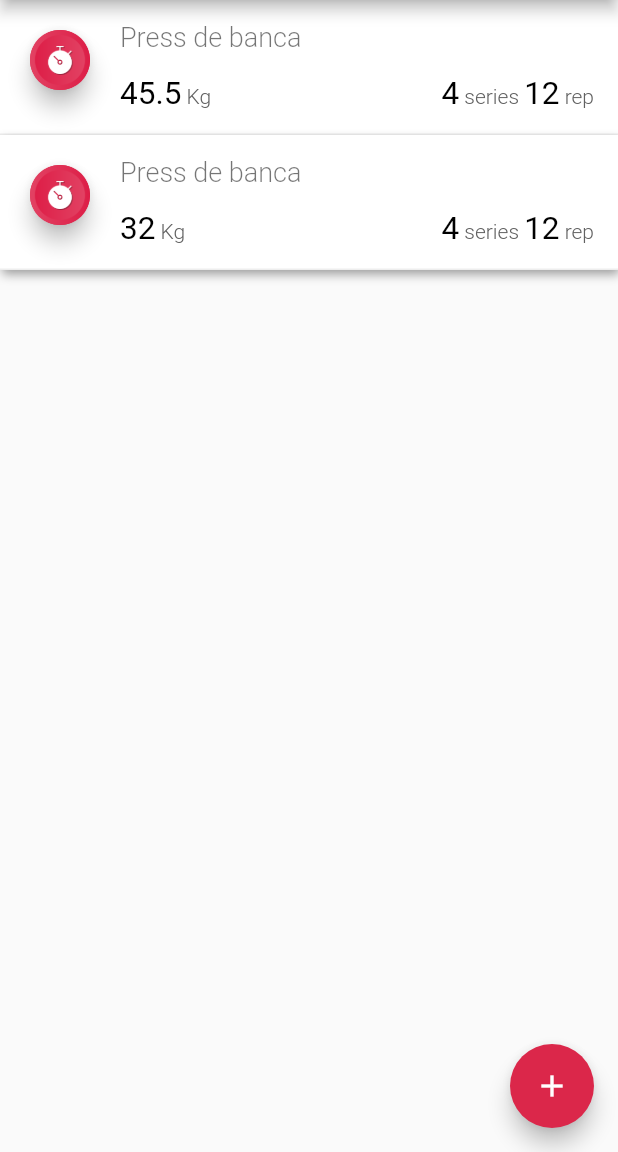
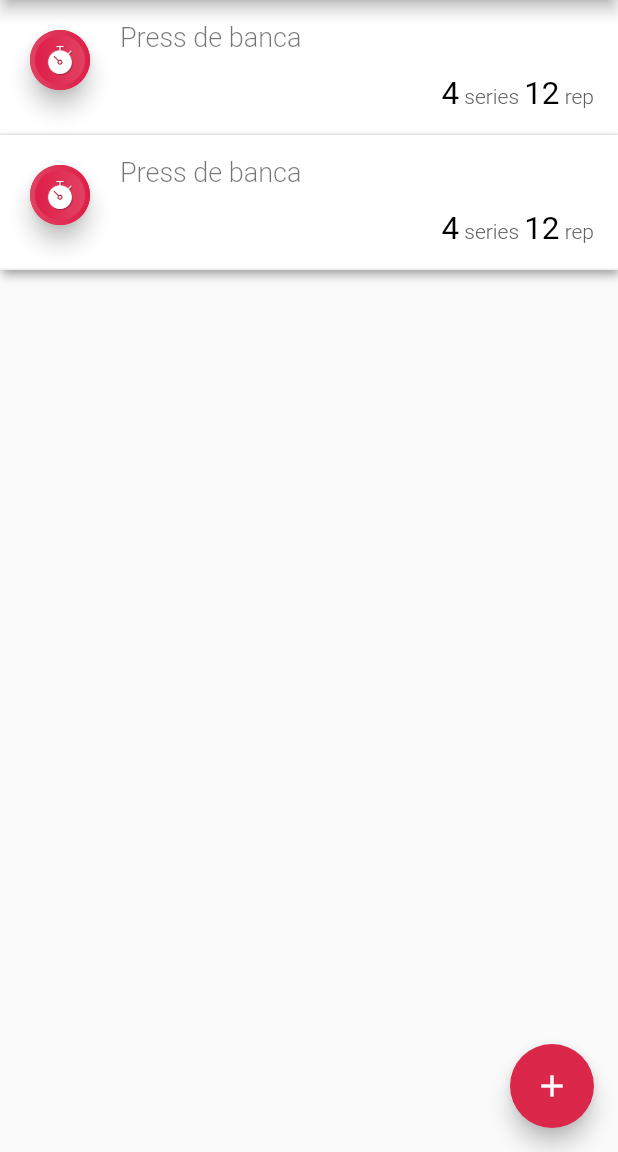
Before and after one commit to JordiiVidal/GYMControl, a Flutter app: the screen it shows after launch, on a phone screen of 412 x 824 dp, the part 84-1236 px from its top. Run offline on Flutter 3.47's test engine with Material 2 defaults, Android fonts, the phone set to English and light mode, and no system bars.

Commit message:
exercice without weight

```diff
--- a/lib/pages/exercice_list.dart
+++ b/lib/pages/exercice_list.dart
@@ -24,7 +24,7 @@ class _ExerciceListPageState extends State<ExerciceListPage>
   void initState() {
     super.initState();
     controller =
-        AnimationController(vsync: this, duration: Duration(seconds: 180));
+        AnimationController(vsync: this, duration: Duration(seconds: 60));
   }
 
   Widget _containerStart(int index) {
@@ -87,27 +87,9 @@ class _ExerciceListPageState extends State<ExerciceListPage>
             subtitle: Padding(
               padding: EdgeInsets.fromLTRB(0.0, 10.0, 0.0, 10.0),
               child: Row(
-                mainAxisAlignment: MainAxisAlignment.spaceBetween,
+                mainAxisAlignment: MainAxisAlignment.end,
                 children: <Widget>[
-                  RichText(
-                    text: TextSpan(
-                      style: TextStyle(
-                        fontSize: 21.0,
-                        color: Colors.black,
-                        fontWeight: FontWeight.w400,
-                      ),
-                      children: <TextSpan>[
-                        TextSpan(text: weightNumber(widget.list[index].weight)),
-                        TextSpan(
-                          text: ' Kg ',
-                          style: TextStyle(
-                              fontWeight: FontWeight.w300,
-                              fontSize: 14.0,
-                              color: Colors.grey[700]),
-                        ),
-                      ],
-                    ),
-                  ),
+
                   RichText(
                     text: TextSpan(
                       style: TextStyle(
--- a/lib/widgets/exercice/recovery_time.dart
+++ b/lib/widgets/exercice/recovery_time.dart
@@ -2,14 +2,12 @@ import 'package:flutter/material.dart';
 import 'package:gymcontrol/models/timer.dart';
 import '../../models/exercice.dart';
 
-
 class RecoveryTime extends StatefulWidget {
-
   final List<Exercice> list;
   final int index;
   AnimationController controller;
 
-  RecoveryTime(this.list,this.index,this.controller);
+  RecoveryTime(this.list, this.index, this.controller);
 
   @override
   State<StatefulWidget> createState() {
@@ -18,9 +16,7 @@ class RecoveryTime extends StatefulWidget {
   }
 }
 
-class _RecoveryTimeState extends State<RecoveryTime>
-     {
-
+class _RecoveryTimeState extends State<RecoveryTime> {
   String get timerString {
     Duration duration = widget.controller.duration * widget.controller.value;
     return '${duration.inMinutes}:${(duration.inSeconds % 60).toString().padLeft(2, '0')}';
@@ -37,15 +33,6 @@ class _RecoveryTimeState extends State<RecoveryTime>
             alignment: FractionalOffset.center,
             child: AspectRatio(
               aspectRatio: 1.0,
-              child: GestureDetector(
-                onTap: () {
-                  if (widget.controller.isAnimating) {
-                    widget.controller.stop();
-                  } else {
-                    widget.controller.reverse(
-                        from: widget.controller.value == 0.0 ? 1.0 : widget.controller.value);
-                  }
-                },
               child: Stack(
                 children: <Widget>[
                   Positioned.fill(
@@ -74,8 +61,7 @@ class _RecoveryTimeState extends State<RecoveryTime>
                             return Text(
                               timerString,
                               style: TextStyle(
-                                    fontSize: 50.0,
-                                    fontWeight: FontWeight.w200),
+                                  fontSize: 50.0, fontWeight: FontWeight.w200),
                             );
                           },
                         )
@@ -83,7 +69,6 @@ class _RecoveryTimeState extends State<RecoveryTime>
                     ),
                   )
                 ],
-                ),
               ),
             ),
           ),
@@ -120,7 +105,9 @@ class _RecoveryTimeState extends State<RecoveryTime>
                   widget.list[widget.index].increaseSeries();
                   widget.controller.reset();
                   widget.controller.reverse(
-                      from: widget.controller.value == 0.0 ? 1.0 : widget.controller.value);
+                      from: widget.controller.value == 0.0
+                          ? 1.0
+                          : widget.controller.value);
                 });
               },
               backgroundColor: Color(0xffDB274A),
```
Lines whose indentation alone changed are shown as unchanged.
